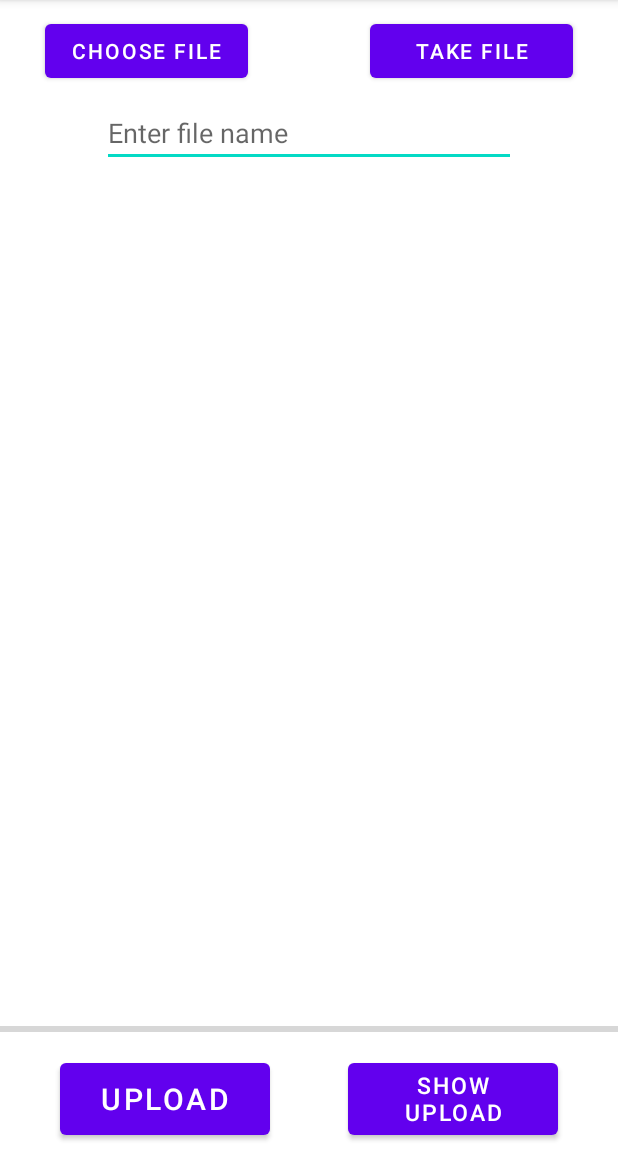
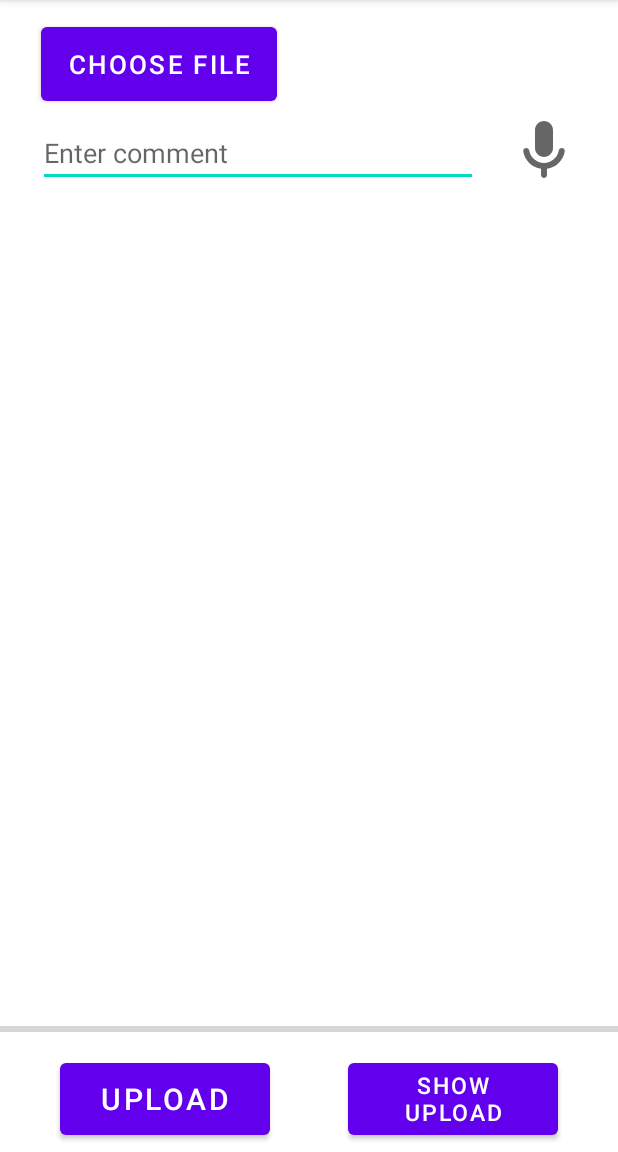
Before and after one commit to 1336735711/-CW2_Android, an Android app: the PhotoActivity screen opened directly, with no data from a screen before it, on a phone screen of 412 x 824 dp, the part 84-1236 px from its top. Run offline under Robolectric (Android 15) with nearby library versions, the phone set to English and light mode, and no system bars; our stand-ins replace Firebase (no records; nobody signed in at launch, a user with empty details on screens opened directly), Picasso.

Commit message:
4.0.17
Button design

```diff
--- a/CW2/app/src/main/java/com/example/cw2/PhotoActivity.java
+++ b/CW2/app/src/main/java/com/example/cw2/PhotoActivity.java
@@ -36,7 +36,6 @@ public class PhotoActivity extends AppCompatActivity {
     private static final int PICK_IMAGE_REQUEST = 1;
 
     private Button mBtnChoosePhoto;
-    private Button mBtnTakePhoto;
     private EditText mTextFileName;
     private ImageView mPhotoView;
     private ProgressBar mProgressBar;
@@ -57,7 +56,6 @@ public class PhotoActivity extends AppCompatActivity {
         setContentView(R.layout.activity_photo);
 
         mBtnChoosePhoto = findViewById(R.id.btnChoosePhoto);
-        mBtnTakePhoto = findViewById(R.id.btnTakePhoto);
         mTextFileName = findViewById(R.id.textFileName);
         mPhotoView = findViewById(R.id.photoView);
         mProgressBar = findViewById(R.id.progressBar);
@@ -82,13 +80,6 @@ public class PhotoActivity extends AppCompatActivity {
                 } else {
                     uploadFile();
                 }
-            }
-        });
-
-        mBtnTakePhoto.setOnClickListener(new View.OnClickListener() {
-            @Override
-            public void onClick(View view) {
-
             }
         });
 
@@ -173,4 +164,6 @@ public class PhotoActivity extends AppCompatActivity {
         Intent intent = new Intent(this, ShowPhotoActivity.class);
         startActivity(intent);
     }
+
+
 }
--- /dev/null
+++ b/CW2/app/src/main/res/drawable/ic_mic.xml
@@ -0,0 +1,10 @@
+<vector xmlns:android="http://schemas.android.com/apk/res/android"
+    android:width="24dp"
+    android:height="24dp"
+    android:viewportWidth="24"
+    android:viewportHeight="24"
+    android:tint="?attr/colorControlNormal">
+  <path
+      android:fillColor="@android:color/white"
+      android:pathData="M12,14c1.66,0 3,-1.34 3,-3L15,5c0,-1.66 -1.34,-3 -3,-3S9,3.34 9,5v6c0,1.66 1.34,3 3,3zM17.91,11c-0.49,0 -0.9,0.36 -0.98,0.85C16.52,14.2 14.47,16 12,16s-4.52,-1.8 -4.93,-4.15c-0.08,-0.49 -0.49,-0.85 -0.98,-0.85 -0.61,0 -1.09,0.54 -1,1.14 0.49,3 2.89,5.35 5.91,5.78L11,20c0,0.55 0.45,1 1,1s1,-0.45 1,-1v-2.08c3.02,-0.43 5.42,-2.78 5.91,-5.78 0.1,-0.6 -0.39,-1.14 -1,-1.14z"/>
+</vector>
--- a/CW2/app/src/main/res/layout/activity_main.xml
+++ b/CW2/app/src/main/res/layout/activity_main.xml
@@ -12,6 +12,8 @@
         android:layout_height="210dp"
         android:layout_marginTop="100dp"
         android:text="Map"
+        android:textSize="70dp"
+        android:fontFamily="serif-monospace"
         app:layout_constraintEnd_toEndOf="parent"
         app:layout_constraintHorizontal_bias="0.497"
         app:layout_constraintStart_toStartOf="parent"
@@ -23,6 +25,8 @@
         android:layout_height="220dp"
         android:layout_marginBottom="100dp"
         android:text="Photo"
+        android:textSize="60dp"
+        android:fontFamily="serif-monospace"
         app:layout_constraintBottom_toBottomOf="parent"
         app:layout_constraintEnd_toEndOf="parent"
         app:layout_constraintHorizontal_bias="0.497"
--- a/CW2/app/src/main/res/layout/activity_photo.xml
+++ b/CW2/app/src/main/res/layout/activity_photo.xml
@@ -9,43 +9,43 @@
 
     <Button
         android:id="@+id/btnChoosePhoto"
-        android:layout_width="135dp"
-        android:layout_height="wrap_content"
+        android:layout_width="157dp"
+        android:layout_height="61dp"
         android:layout_alignParentStart="true"
         android:layout_alignParentTop="true"
-        android:layout_marginStart="30dp"
-        android:layout_marginTop="10dp"
-        android:text="Choose file" />
+        android:layout_marginStart="27dp"
+        android:layout_marginTop="12dp"
+        android:text="Choose file"
+        android:textSize="17dp"/>
 
-    <Button
-        android:id="@+id/btnTakePhoto"
-        android:layout_width="135dp"
+    <ImageView
+        android:layout_width="48dp"
+        android:layout_height="49dp"
+        android:layout_alignParentTop="true"
+        android:layout_alignParentEnd="true"
+        android:layout_marginTop="76dp"
+        android:layout_marginEnd="25dp"
+        android:src="@drawable/ic_mic" />
+
+    <EditText
+        android:id="@+id/textFileName"
+        android:layout_width="296dp"
         android:layout_height="wrap_content"
         android:layout_alignParentTop="true"
         android:layout_alignParentEnd="true"
-        android:layout_marginTop="10dp"
-        android:layout_marginEnd="30dp"
-        android:text="Take file" />
-
-    <EditText
-        android:id="@+id/textFileName"
-        android:layout_width="275dp"
-        android:layout_height="wrap_content"
-        android:layout_alignParentTop="true"
-        android:layout_alignParentEnd="true"
-        android:layout_marginStart="-97dp"
-        android:layout_marginTop="66dp"
-        android:layout_marginEnd="68dp"
+        android:layout_marginStart="-159dp"
+        android:layout_marginTop="79dp"
+        android:layout_marginEnd="93dp"
         android:layout_toEndOf="@+id/btnChoosePhoto"
-        android:hint="Enter file name" />
+        android:hint="Enter comment" />
 
     <ImageView
         android:id="@+id/photoView"
         android:layout_width="match_parent"
-        android:layout_height="501dp"
+        android:layout_height="478dp"
         android:layout_above="@+id/progressBar"
         android:layout_below="@+id/textFileName"
-        android:layout_marginTop="0dp"
+        android:layout_marginTop="26dp"
         android:layout_marginBottom="30dp" />
 
     <ProgressBar
@@ -54,7 +54,7 @@
         android:layout_width="match_parent"
         android:layout_height="wrap_content"
         android:layout_alignParentBottom="true"
-        android:layout_marginBottom="74dp" />
+        android:layout_marginBottom="74dp"/>
 
     <Button
         android:id="@+id/btnUpload"
@@ -65,7 +65,7 @@
         android:layout_marginStart="40dp"
         android:layout_marginBottom="5dp"
         android:text="Upload"
-        android:textSize="20sp" />
+        android:textSize="20sp"/>
 
     <Button
         android:id="@+id/btnShowUpload"
@@ -77,7 +77,8 @@
         android:layout_marginBottom="5dp"
         android:gravity="center"
         android:text="Show Upload"
-        android:textSize="15sp" />
+        android:textSize="15sp"
+        />
 
 
 </RelativeLayout>
--- a/CW2/app/src/main/res/layout/image_item.xml
+++ b/CW2/app/src/main/res/layout/image_item.xml
@@ -23,7 +23,7 @@
         <ImageView
             android:id="@+id/imagePhotoUpload"
             android:layout_width="match_parent"
-            android:layout_height="200dp"/>
+            android:layout_height="271dp" />
     </LinearLayout>
 
 </androidx.cardview.widget.CardView>
```
